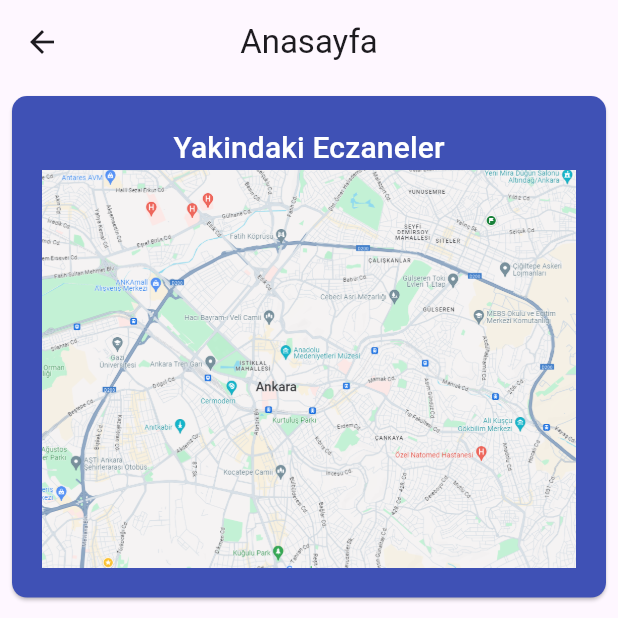
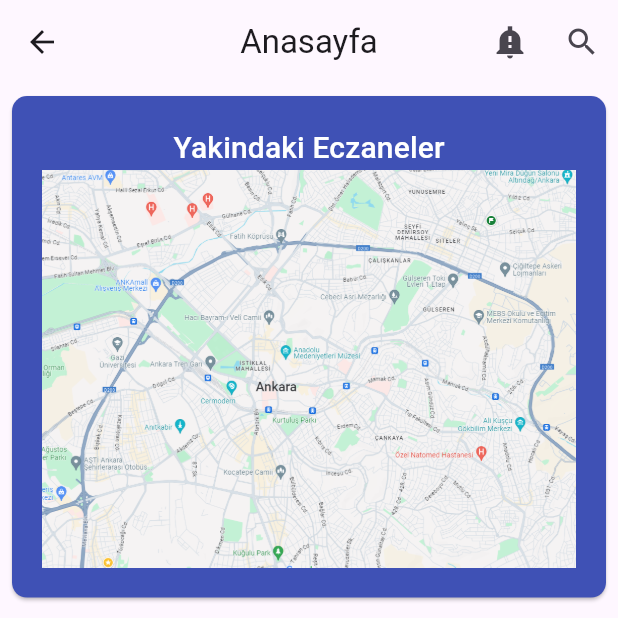
Before and after one commit to muruvvetb/group_70, a Flutter app: the HomePage screen opened directly, on a phone screen of 412 x 824 dp, the top half of it. Run offline on Flutter 3.47's test engine with Material 3 defaults, Android fonts, the phone set to English and light mode, and no system bars; our stand-ins replace firebase_core; accounts and stored records are empty.

Commit message:
Added search and notification icons to HomePage AppBar

```diff
--- a/lib/screens/home_screen.dart
+++ b/lib/screens/home_screen.dart
@@ -30,6 +30,11 @@
       appBar: AppBar(
         title: const Text('Anasayfa'),
         centerTitle: true,
+        actions: [
+          IconButton(
+              icon: Icon(Icons.notification_important_sharp), onPressed: () {}),
+          IconButton(icon: Icon(Icons.search), onPressed: () {})
+        ],
       ),
       body: Column(
         children: [
```
